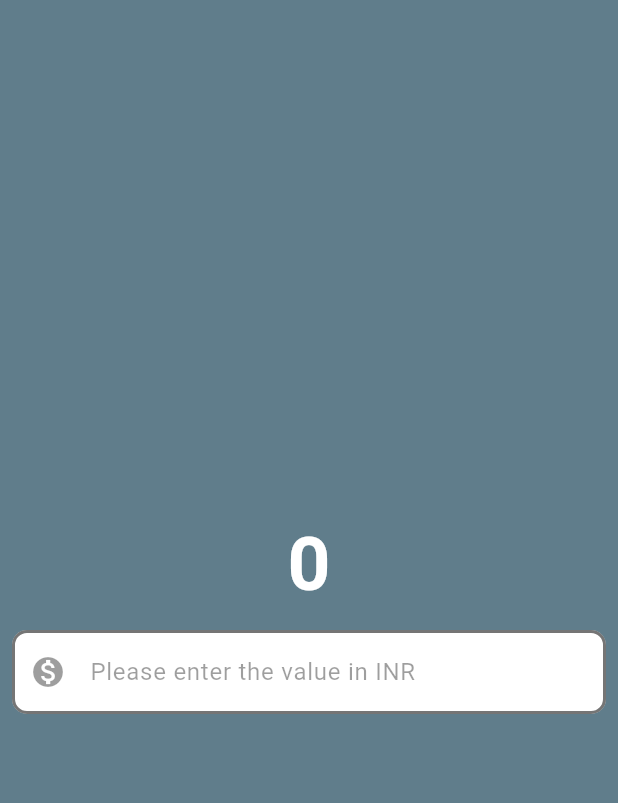
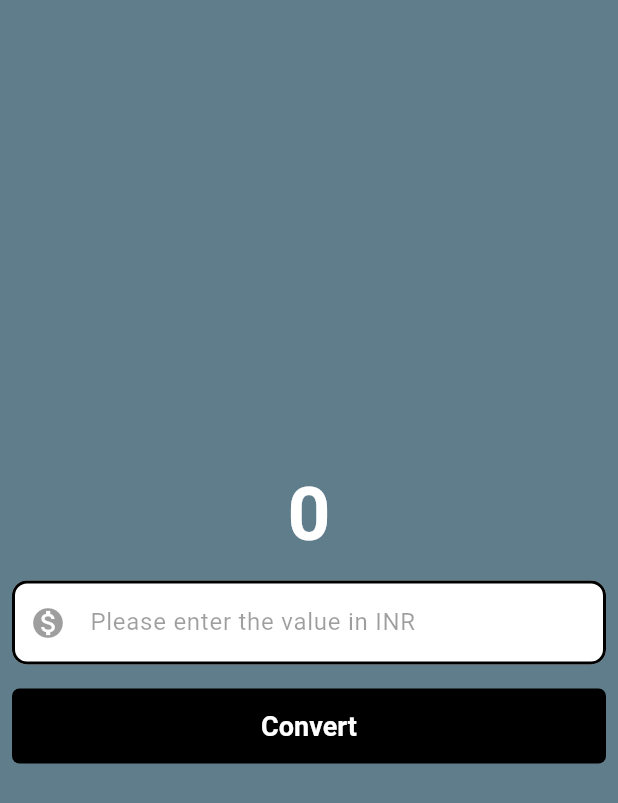
Before and after one commit to Threshik/Currency-Converter-Application, a Flutter app: the screen it shows after launch, on a phone screen of 412 x 824 dp. Shown: the top 803 px of the screen. Run offline on Flutter 3.47's test engine with Material 3 defaults, Android fonts, the phone set to English and light mode, and no system bars.

Commit message:
Text Button Concepts

```diff
--- a/lib/pages/currency_converter_material_page.dart
+++ b/lib/pages/currency_converter_material_page.dart
@@ -8,18 +8,18 @@ class CurrencyConverterMaterialPage extends StatelessWidget {
     const border = OutlineInputBorder(
       borderRadius: BorderRadius.all(Radius.circular(10)),
       borderSide: BorderSide(
-        color: Colors.black54,
+        color: Colors.black,
         width: 2.0,
         style: BorderStyle.solid,
       ),
     );
-    return const Scaffold(
+    return Scaffold(
       backgroundColor: Colors.blueGrey,
       body: Center(
         child: Column(
           mainAxisAlignment: MainAxisAlignment.center,
           children: [
-            Text(
+            const Text(
               '0',
               style: TextStyle(
                 fontSize: 50,
@@ -28,8 +28,8 @@ class CurrencyConverterMaterialPage extends StatelessWidget {
               ),
             ),
             Padding(
-              padding: EdgeInsets.all(8.0),
-              child: TextField(
+              padding: const EdgeInsets.all(8.0),
+              child: const TextField(
                 style: TextStyle(color: Colors.black),
                 decoration: InputDecoration(
                   hintText: "Please enter the value in INR",
@@ -44,6 +44,34 @@ class CurrencyConverterMaterialPage extends StatelessWidget {
                 keyboardType: TextInputType.number,
               ),
             ),
+            Padding(
+              padding: const EdgeInsets.all(8.0),
+              child: TextButton(
+                onPressed: () {
+                  debugPrint("Button clicked");
+                },
+                style:  const ButtonStyle(
+                  backgroundColor: WidgetStatePropertyAll(Colors.black),
+                  foregroundColor: WidgetStatePropertyAll(Colors.white),
+                  minimumSize: WidgetStatePropertyAll(Size(double.infinity,50)),
+                  textStyle: WidgetStatePropertyAll(TextStyle(fontSize: 18,fontWeight: FontWeight.bold)),
+                  //by default it gives RoundedRectangleBorder so making is less
+                  shape: WidgetStatePropertyAll(RoundedRectangleBorder(borderRadius:BorderRadius.all(Radius.circular(5))))
+                ),
+                child: Text("Convert"),
+              ),
+            ),
+            // MaterialButton(
+            //   color: const Color.fromARGB(255, 124, 177, 204),
+            //   padding: EdgeInsets.all(10),
+            //   shape: RoundedRectangleBorder(borderRadius: BorderRadiusGeometry.circular(5)),
+            //   onPressed: (){
+
+            // },
+            //   child: Text("Convert",style: TextStyle(
+            //     color: Colors.white,
+            //   ),)
+            // )
           ],
         ),
       ),
```
